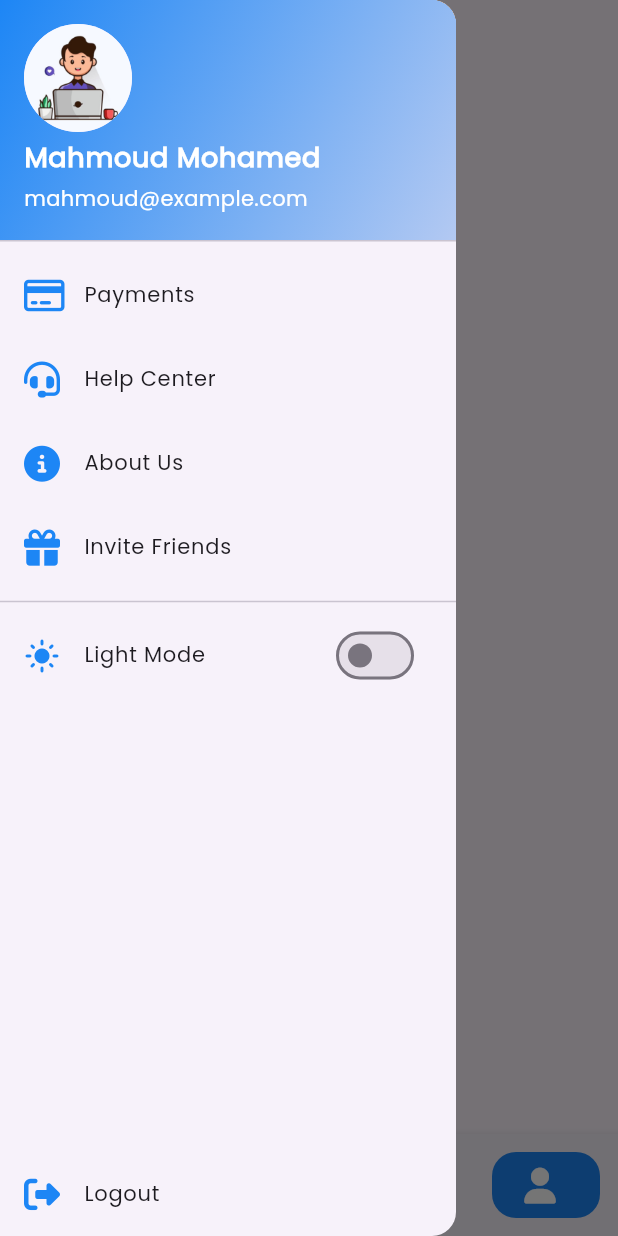
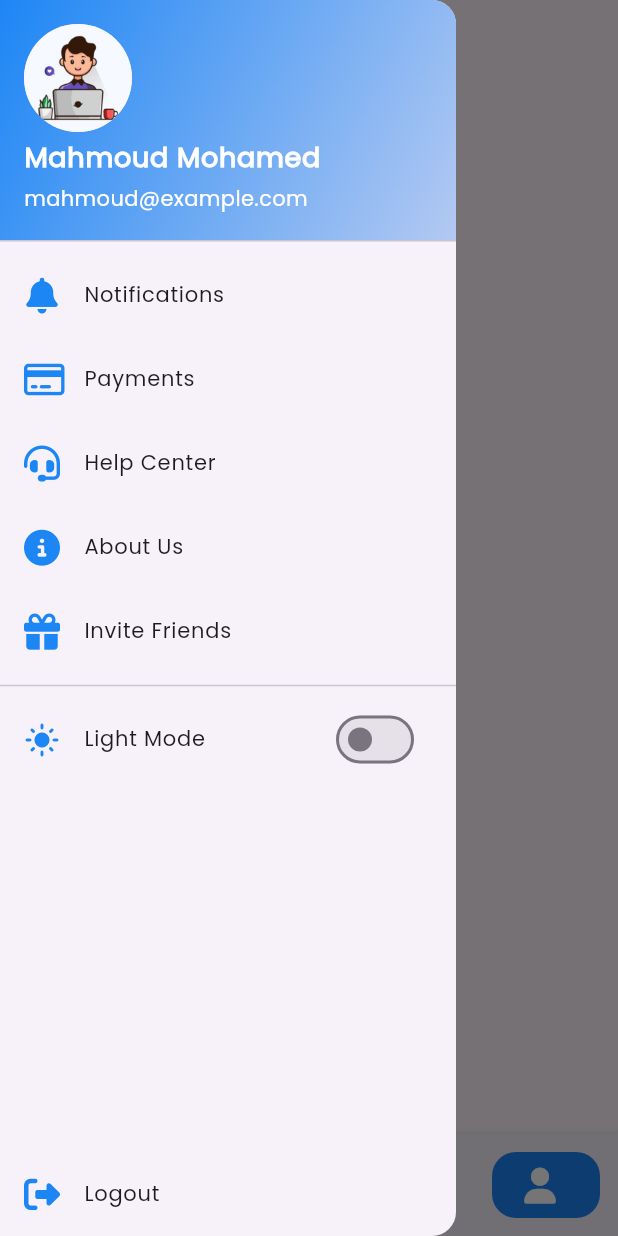
Before and after one commit to mahmoudmohamed17/InternIntelligence_ECommerceApp, a Flutter app: the screen it shows after launch, item 4 of the bottom bar chosen, with the side drawer open, on a phone screen of 412 x 824 dp. Run offline on Flutter 3.47's test engine with Material 3 defaults, Android fonts, the phone set to English and light mode, and no system bars; drawn by our look-alikes of google_nav_bar; our stand-ins replace another_flushbar, bloc, cached_network_image, cloud_firestore, dartz, dio and 7 more; missing offline and left inert: easy_loading_button, flutter_stripe; accounts and stored records are empty; network calls fail.

Commit message:
modify custom drawer and home view app bar

```diff
--- a/lib/widgets/custom_drawer.dart
+++ b/lib/widgets/custom_drawer.dart
@@ -1,5 +1,6 @@
 import 'package:e_commerce_app/core/helpers/app_colors.dart';
 import 'package:e_commerce_app/core/helpers/app_text_styles.dart';
+import 'package:e_commerce_app/core/utils/app_routing.dart';
 import 'package:e_commerce_app/core/utils/assets.dart';
 import 'package:e_commerce_app/models/drawer_item_model.dart';
 import 'package:e_commerce_app/widgets/app_theme_switch_button.dart';
@@ -37,6 +38,15 @@ class CustomDrawer extends StatelessWidget {
           ),
           DrawerItem(
             model: DrawerItemModel(
+              title: 'Notifications',
+              icon: FontAwesomeIcons.solidBell,
+              onTap: () {
+                Navigator.pushNamed(context, AppRouting.notificationsView);
+              },
+            ),
+          ),
+          DrawerItem(
+            model: DrawerItemModel(
               title: 'Payments',
               icon: FontAwesomeIcons.creditCard,
               onTap: () {},
@@ -46,10 +56,7 @@ class CustomDrawer extends StatelessWidget {
             model: DrawerItemModel(
               title: 'Help Center',
               icon: FontAwesomeIcons.headset,
-              onTap: () {
-                // just for testing
-                // context.read<ProductCubit>().totalPrice = 0.0;
-              },
+              onTap: () {},
             ),
           ),
           DrawerItem(
```
Also changed, not shown: lib/widgets/home_view_app_bar.dart (+13 -3 lines).
